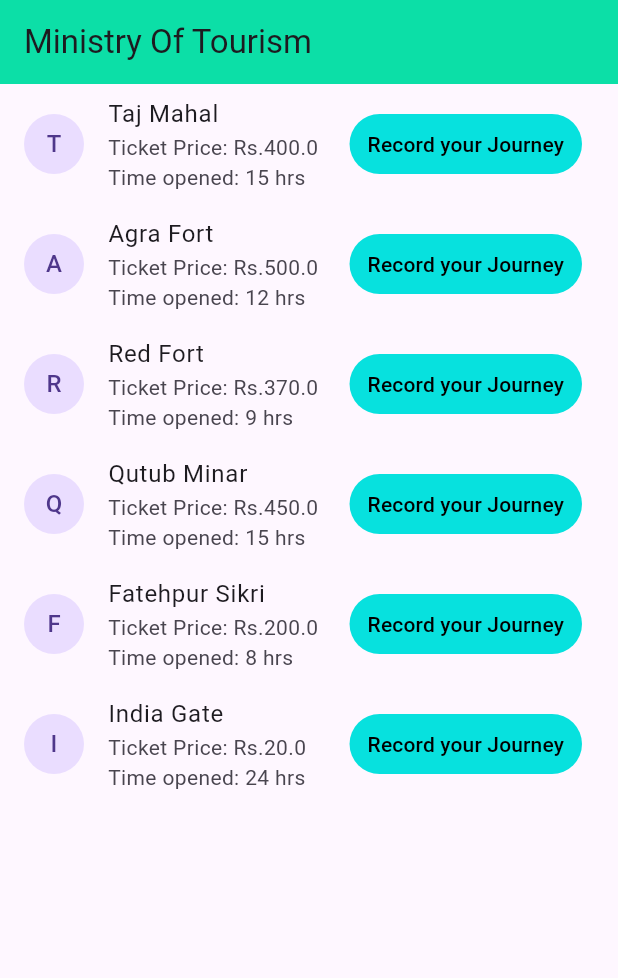
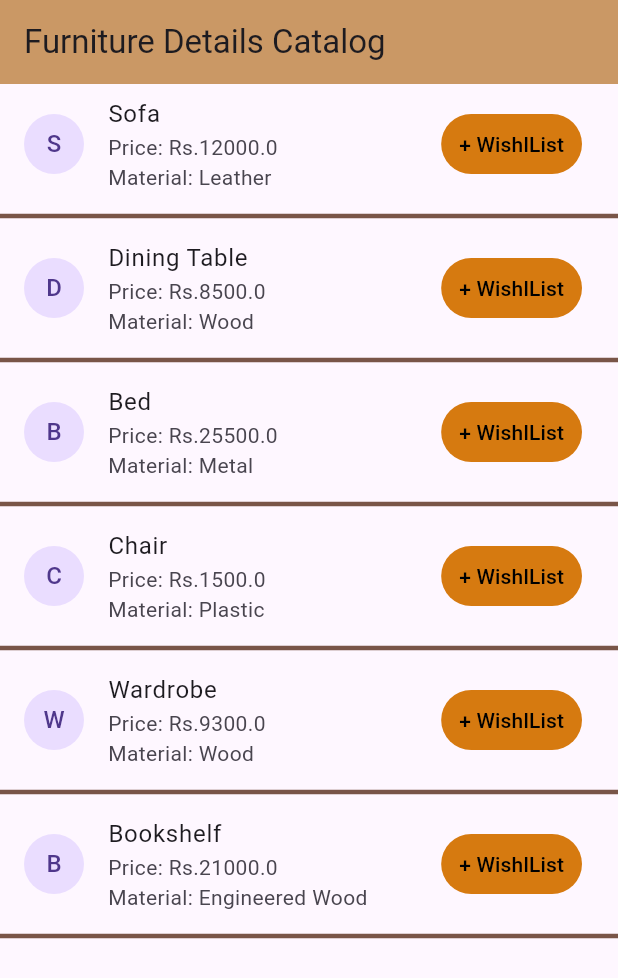
Before and after one commit to marnijacinth/flutter-ex3, a Flutter app: the screen it shows after launch, on a phone screen of 412 x 824 dp. Shown: the top 978 px of the screen. Run offline on Flutter 3.47's test engine with Material 3 defaults, Android fonts, the phone set to English and light mode, and no system bars.

Commit message:
ex3 commit

```diff
--- a/lib/main.dart
+++ b/lib/main.dart
@@ -6,78 +6,85 @@ void main() {
 }
 
 
-class Place {
+class Furniture {
   String name;
-  double ticket_price;
-  int no_of_hours;
-  Place({required this.name, required this.ticket_price, required this.no_of_hours});
+  double price;
+  String material;
+  Furniture({required this.name, required this.price, required this.material});
 }
 
 
 class MyApp extends StatelessWidget {
   MyApp({super.key});
-  final List<Place> placelist = [
-    Place(name: "Taj Mahal", ticket_price: 400, no_of_hours: 15),
-    Place(name: "Agra Fort", ticket_price: 500, no_of_hours: 12),
-    Place(name: "Red Fort", ticket_price: 370, no_of_hours: 9),
-    Place(name: "Qutub Minar", ticket_price: 450, no_of_hours: 15),
-    Place(name: "Fatehpur Sikri", ticket_price: 200, no_of_hours: 8),
-    Place(name: "India Gate", ticket_price: 20, no_of_hours: 24),
-  ];
 
 
-
-
+  final List<Furniture> furnitureList = [
+    Furniture(name: "Sofa", price: 12000, material: "Leather"),
+    Furniture(name: "Dining Table", price: 8500, material: "Wood"),
+    Furniture(name: "Bed", price: 25500, material: "Metal"),
+    Furniture(name: "Chair", price: 1500, material: "Plastic"),
+    Furniture(name: "Wardrobe", price: 9300, material: "Wood"),
+    Furniture(name: "Bookshelf", price: 21000, material: "Engineered Wood"),
+  ];
 
 
   @override
   Widget build(BuildContext context) {
     return MaterialApp(
-      title: "Dynamic ListView",
+      title: "Furniture Details Catalog",
       home: Scaffold(
-        appBar: AppBar(title: Text('Ministry Of Tourism'),backgroundColor: const Color.fromARGB(255, 12, 223, 167),),
+        appBar: AppBar(
+          title: Text('Furniture Details Catalog'),
+          backgroundColor: const Color.fromARGB(255, 202, 152, 101),
+        ),
         body: ListView.builder(
-          itemCount: placelist.length,
+          itemCount: furnitureList.length,
           itemBuilder: (context, index) {
-            final place = placelist[index];
+            final furniture = furnitureList[index];
             return Column(
               children: [
                 ListTile(
                   leading: CircleAvatar(
-                    child: Text(place.name[0]),
+                    child: Text(furniture.name[0]),
                   ),
-                  title: Text(place.name),
+                  title: Text(furniture.name),
                   subtitle: Text(
-                    "Ticket Price: Rs.${place.ticket_price}\nTime opened: ${place.no_of_hours} hrs"
+                    "Price: Rs.${furniture.price}\nMaterial: ${furniture.material}"
                   ),
                   trailing: TextButton(
                     style: TextButton.styleFrom(
-                      backgroundColor: const Color.fromARGB(255, 7, 225, 222),
+                      backgroundColor: const Color.fromARGB(255, 214, 122, 16),
                       foregroundColor: Colors.black,
                     ),
                     onPressed: () {
                       showDialog(
                         context: context,
-                        builder: (context)=> AlertDialog(
-                          title: Text('Entry Log'),
-                          content: Text("Your entry at ${place.name} is saved."),
+                        builder: (context) => AlertDialog(
+                          title: Text('Items in WishList'),
+                          content: Text("The ${furniture.name} is add to your Wishlist."),
                           actions: [
-                            TextButton (
-                            onPressed: ()=>Navigator.pop(context),
-                            child: Text('OK'))
+                            TextButton(
+                              onPressed: () => Navigator.pop(context),
+                              child: Text('OK')
+                            )
                           ],
                         )
                       );
                     },
-                    child: Text('Record your Journey')),
-                    onTap: (){
+                    child: Text('+ WishlList')
+                  ),
+                  onTap: () {
                     ScaffoldMessenger.of(context).showSnackBar(
                       SnackBar(
-                          content: Text("${place.name} is visited."),
+                        content: Text("${furniture.name} selected."),
                         duration: Duration(seconds: 1),
                       )
                     );
                   },
+                ),
+                Divider(
+                  color:Colors.brown,
+                  thickness: 3.0,
                 )
               ],
             );
```
Also changed, not shown: 1 other file. Lines whose indentation alone changed are shown as unchanged.
